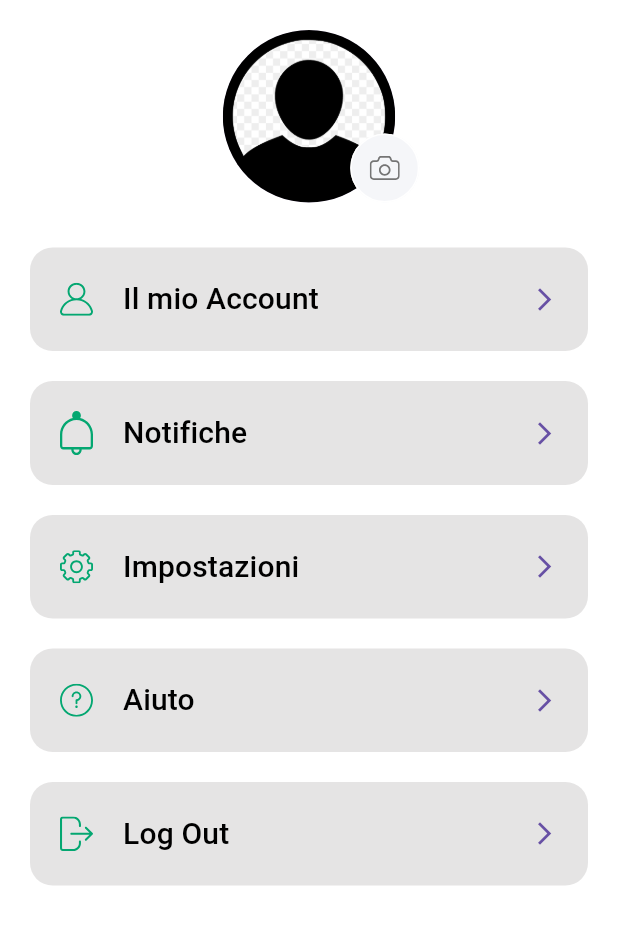
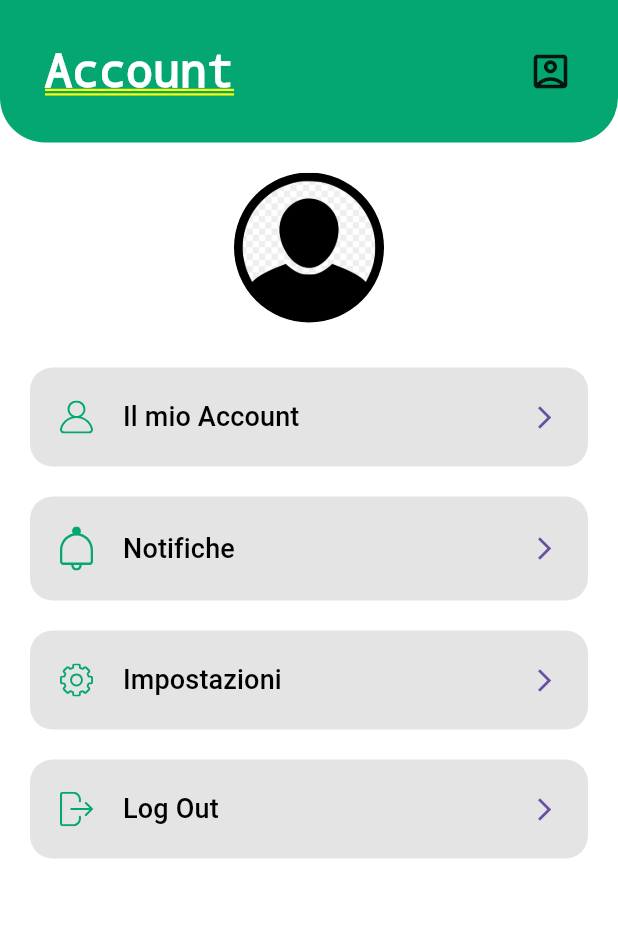
Before and after one commit to umberto-bianchin/app-pizzeria, a Flutter app: the VerifyEmailScreen screen opened directly, on a phone screen of 412 x 824 dp. Shown: the top 925 px of the screen. Run offline on Flutter 3.47's test engine with Material 2 defaults, Android fonts, the phone set to English and light mode, and no system bars; our stand-ins replace email_validator, firebase_auth, firebase_core, flutter_svg, google_maps_flutter, google_sign_in; accounts and stored records are empty; Roboto replaces fonts that are missing (Gilroy); statements that could not run were skipped.

Commit message:
user screen update

```diff
--- a/lib/main.dart
+++ b/lib/main.dart
@@ -75,7 +75,6 @@ class _MyAppState extends State<MyApp> {
       navigatorKey: navigatorKey,
       theme: ThemeData(
         useMaterial3: true,
-        fontFamily: "Gilroy",
       ),
       home: Scaffold(
         appBar: AppBar(
--- a/lib/screen/user.dart
+++ b/lib/screen/user.dart
@@ -1,26 +1,40 @@
 import 'package:app_pizzeria/providers/google_sign_in.dart';
+import 'package:app_pizzeria/top_screen.dart';
 import 'package:firebase_auth/firebase_auth.dart';
 import 'package:flutter/material.dart';
 import 'package:provider/provider.dart';
 
 import '../widget/user_widget/profile_menu.dart';
-import '../widget/user_widget/profile_pic.dart';
 
 class UserScreen extends StatelessWidget {
   const UserScreen({super.key});
 
   @override
   Widget build(BuildContext context) {
-    return SingleChildScrollView(
+    return Column(
+      children: [
+        const TopScreen(
+          title: 'Account',
+          icon: Icons.account_box_outlined,
+        ),
+        Expanded(
+          child: ListView(
+            physics: const ClampingScrollPhysics(),
             padding: const EdgeInsets.symmetric(vertical: 20),
-      child: Column(
             children: [
-          const ProfilePic(),
+              const Align(
+                alignment: Alignment.center,
+                child: CircleAvatar(
+                  backgroundImage: AssetImage(
+                      "assets/images/user_default.png"), //TODO ternary expression with user photo if possible
+                  maxRadius: 50,
+                ),
+              ),
               const SizedBox(height: 20),
               ProfileMenu(
                 text: "Il mio Account",
                 icon: "assets/images/user_icon.svg",
-            press: () => {},
+                press: () {},
               ),
               ProfileMenu(
                 text: "Notifiche",
@@ -33,19 +47,13 @@ class UserScreen extends StatelessWidget {
                 press: () {},
               ),
               ProfileMenu(
-            text: "Aiuto",
-            icon: "assets/images/question_mark.svg",
-            press: () {},
-          ),
-          ProfileMenu(
                 text: "Log Out",
                 icon: "assets/images/logout.svg",
                 press: () async {
                   final provider =
                       Provider.of<GoogleSignInProvider>(context, listen: false);
-              bool isGoogle = await provider.googleSignIn.isSignedIn();
 
-              if (isGoogle) {
+                  if (await provider.googleSignIn.isSignedIn()) {
                     provider.googleLogout();
                   } else {
                     FirebaseAuth.instance.signOut();
@@ -54,6 +62,8 @@ class UserScreen extends StatelessWidget {
               ),
             ],
           ),
+        ),
+      ],
     );
   }
 }
--- /dev/null
+++ b/lib/top_screen.dart
@@ -0,0 +1,43 @@
+import 'package:flutter/material.dart';
+
+import 'data/data_item.dart';
+
+class TopScreen extends StatelessWidget {
+  const TopScreen(
+      {super.key, required this.title, required this.icon});
+
+  final String title;
+  final IconData icon;
+
+  @override
+  Widget build(BuildContext context) {
+    return Container(
+      padding: const EdgeInsets.all(30),
+      width: double.infinity,
+      decoration: const BoxDecoration(
+        borderRadius: BorderRadius.only(
+          bottomLeft: Radius.circular(30),
+          bottomRight: Radius.circular(30),
+        ),
+        color: kprimaryColor,
+      ),
+      child: Row(
+        mainAxisAlignment: MainAxisAlignment.spaceBetween,
+        children: [
+          Text(
+            title,
+            style: const TextStyle(
+              fontSize: 30.0,
+              fontWeight: FontWeight.bold,
+              color: Colors.white,
+            ),
+          ),
+          Icon(
+            icon,
+            size: 30,
+          ),
+        ],
+      ),
+    );
+  }
+}
--- a/lib/widget/user_widget/profile_menu.dart
+++ b/lib/widget/user_widget/profile_menu.dart
@@ -41,7 +41,7 @@ class ProfileMenu extends StatelessWidget {
               child: Text(
                 text,
                 style: const TextStyle(
-                  fontSize: 20,
+                  fontSize: 18,
                   color: Colors.black,
                 ),
               ),
--- a/lib/widget/user_widget/profile_pic.dart
+++ /dev/null
@@ -1,45 +0,0 @@
-import 'package:flutter/material.dart';
-import 'package:flutter_svg/flutter_svg.dart';
-
-class ProfilePic extends StatelessWidget {
-  const ProfilePic({super.key, this.image});
-
-  final ImageProvider? image;
-
-  @override
-  Widget build(BuildContext context) {
-    return SizedBox(
-      height: 115,
-      width: 115,
-      child: Stack(
-        fit: StackFit.expand,
-        clipBehavior: Clip.none,
-        children: [
-          CircleAvatar(
-            backgroundImage:
-                image ?? const AssetImage("assets/images/user_default.png"),
-          ),
-          Positioned(
-            right: -16,
-            bottom: 0,
-            child: SizedBox(
-              height: 46,
-              width: 46,
-              child: TextButton(
-                style: TextButton.styleFrom(
-                  shape: RoundedRectangleBorder(
-                    borderRadius: BorderRadius.circular(50),
-                    side: const BorderSide(color: Colors.white),
-                  ),
-                  backgroundColor: const Color(0xFFF5F6F9),
-                ),
-                onPressed: () {},
-                child: SvgPicture.asset("assets/images/camera.svg"),
-              ),
-            ),
-          )
-        ],
-      ),
-    );
-  }
-}
--- a/pubspec.yaml
+++ b/pubspec.yaml
@@ -66,7 +66,7 @@ flutter:
 
   # To add assets to your application, add an assets section, like this:
   assets:
-    - assets/images
+    - assets/images/
 
 
 
```
Also changed, not shown: lib/screen/auth.dart (+4 -27 lines), lib/screen/cart.dart (+18 -27 lines), assets/fonts/Gilroy-Bold.ttf (deleted), assets/fonts/Gilroy-Heavy.ttf (deleted), assets/fonts/Gilroy-Regular.ttf (deleted), assets/images/camera.svg (deleted), assets/images/question_mark.svg (deleted). Lines whose indentation alone changed are shown as unchanged.
